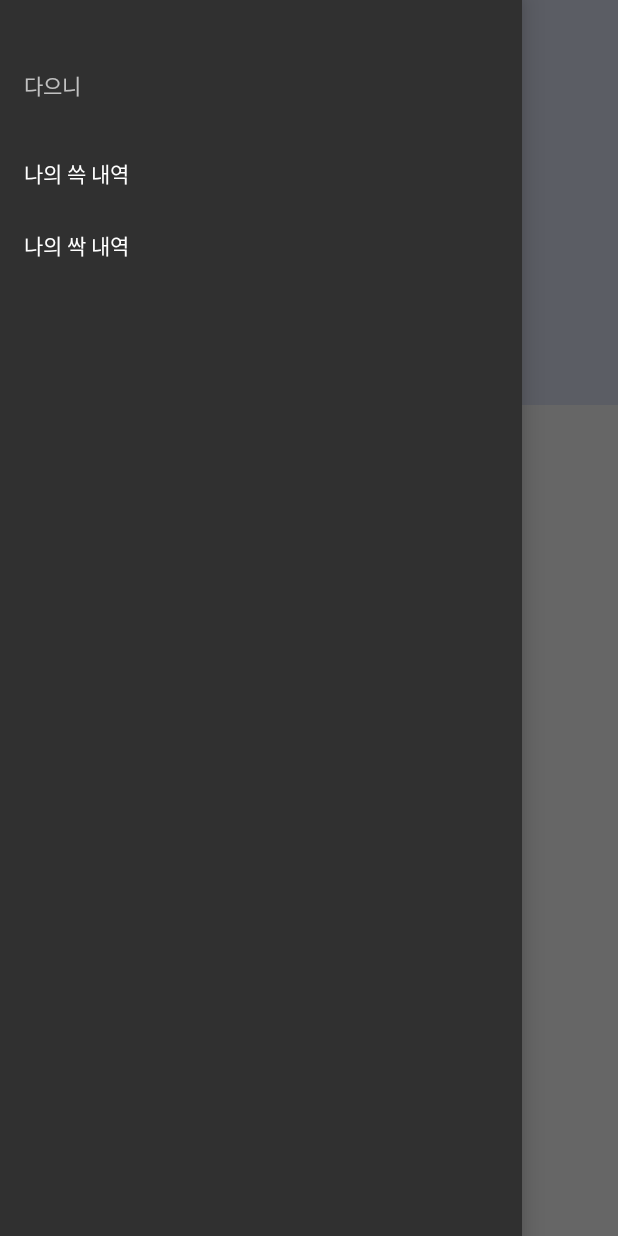
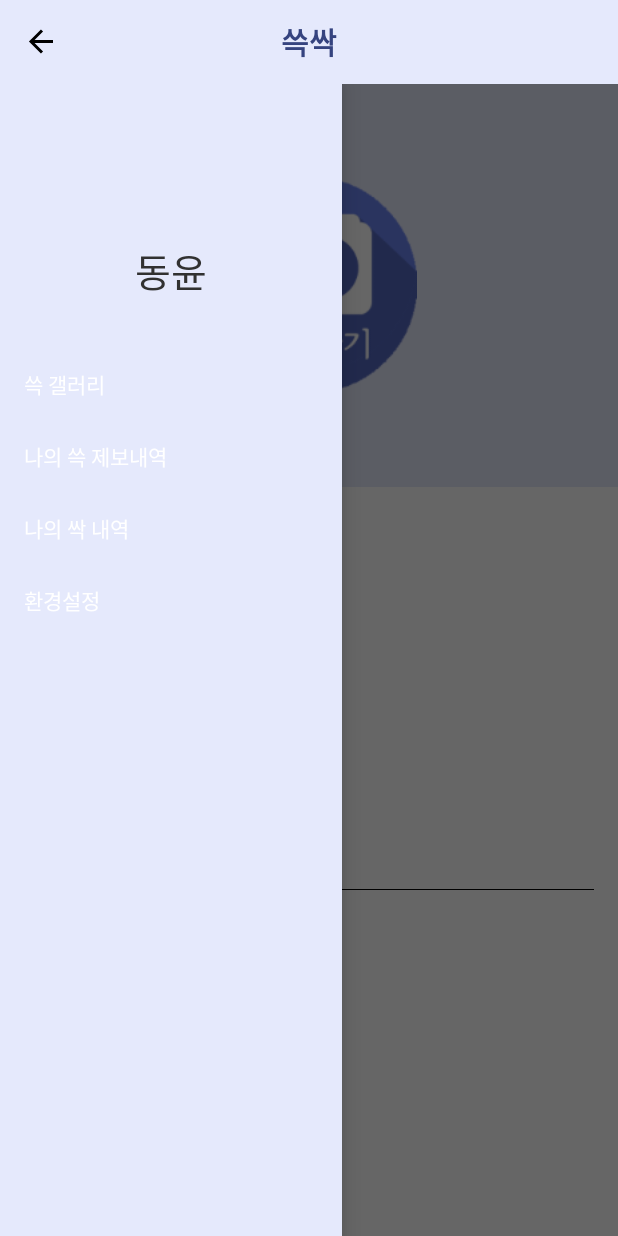
Before and after one commit to Daeeuni/SsgProject, an Android app: the screen it shows after launch (MainActivity), with the side drawer open, on a phone screen of 412 x 824 dp. Run offline under Robolectric (Android 15) with nearby library versions, the phone set to English and light mode, and no system bars; libraries missing offline, so code that uses them is left out: jp.wasabeef.glide; pictures from the network do not load; 3 statements that could not run were skipped.

Commit message:
해상도에 따른 ui 최적화 ( 완료 아님 )

```diff
--- a/app/build.gradle
+++ b/app/build.gradle
@@ -6,7 +6,7 @@ android {
 
     defaultConfig {
         applicationId "com.seoulapp.ssg"
-        minSdkVersion 9
+        minSdkVersion 11
         targetSdkVersion 23
         versionCode 1
         versionName "1.0"
@@ -29,4 +29,6 @@ dependencies {
     compile 'com.android.support:support-v4:24.2.1'
     compile 'com.android.support:appcompat-v7:24.2.1'
     compile 'com.android.support:design:24.2.1'
+    compile 'com.github.bumptech.glide:glide:3.7.0'
+    compile 'jp.wasabeef:glide-transformations:2.0.1'
 }
--- a/app/src/main/AndroidManifest.xml
+++ b/app/src/main/AndroidManifest.xml
@@ -1,7 +1,6 @@
 <?xml version="1.0" encoding="utf-8"?>
 <manifest xmlns:android="http://schemas.android.com/apk/res/android"
     package="com.seoulapp.ssg">
-
 
     <uses-permission android:name="android.permission.INTERNET" />
 
@@ -11,7 +10,9 @@
         android:label="@string/app_name"
         android:supportsRtl="true"
         android:theme="@style/AppTheme">
-        <activity android:name=".ui.activity.MainActivity" android:label="@string/app_name">
+        <activity
+            android:name=".ui.activity.MainActivity"
+            android:label="">
             <intent-filter>
                 <action android:name="android.intent.action.MAIN" />
 
--- a/app/src/main/java/com/seoulapp/ssg/api/SSGApiService.java
+++ b/app/src/main/java/com/seoulapp/ssg/api/SSGApiService.java
@@ -4,6 +4,7 @@ import com.seoulapp.ssg.model.Model;
 
 import retrofit2.Call;
 import retrofit2.http.GET;
+import retrofit2.http.Query;
 
 /**
  * Created by win7-64 on 2016-09-10.
@@ -14,4 +15,7 @@ public interface SsgApiService {
 
     @GET("maindata")
     Call<Model> getMainViewData();
+
+    @GET("gallery")
+    Call<Model> getSsgGallery(@Query("page") int page);
 }
--- a/app/src/main/java/com/seoulapp/ssg/api/VolunteerApiService.java
+++ b/app/src/main/java/com/seoulapp/ssg/api/VolunteerApiService.java
@@ -15,7 +15,6 @@ public interface VolunteerApiService {
     @GET("/volunteer_list")
     Call<Model> getVolunteer_info();
 
-
     @POST("/volunteer_join")
     Call<User> joinVolunteer(@Body User user);
 
--- a/app/src/main/java/com/seoulapp/ssg/ui/activity/MainActivity.java
+++ b/app/src/main/java/com/seoulapp/ssg/ui/activity/MainActivity.java
@@ -109,7 +109,7 @@ public class MainActivity extends AppCompatActivity {
 
             @Override
             public void onFailure(Call<Model> call, Throwable t) {
-                Log.d(TAG, "onFailure: "+ t.getMessage());
+                Log.d(TAG, "onFailure: " + t.getMessage());
             }
         });
     }
--- a/app/src/main/java/com/seoulapp/ssg/ui/adapter/VolunteerPagerAdapter.java
+++ b/app/src/main/java/com/seoulapp/ssg/ui/adapter/VolunteerPagerAdapter.java
@@ -63,6 +63,7 @@ public class VolunteerPagerAdapter extends PagerAdapter {
     public void startUpdate(ViewGroup container) {
         super.startUpdate(container);
     }
+
     @Override
     public void finishUpdate(ViewGroup container) {
         super.finishUpdate(container);
--- a/app/src/main/res/layout/activity_main.xml
+++ b/app/src/main/res/layout/activity_main.xml
@@ -1,14 +1,10 @@
 <?xml version="1.0" encoding="utf-8"?>
-<android.support.v4.widget.DrawerLayout xmlns:android="http://schemas.android.com/apk/res/android"
+<LinearLayout xmlns:android="http://schemas.android.com/apk/res/android"
     xmlns:app="http://schemas.android.com/apk/res-auto"
     xmlns:tools="http://schemas.android.com/tools"
-    android:id="@+id/drawer_layout"
-    android:layout_width="match_parent"
-    android:layout_height="match_parent">
-
-    <LinearLayout
     android:layout_width="match_parent"
     android:layout_height="match_parent"
+    android:fitsSystemWindows="true"
     android:orientation="vertical">
 
     <android.support.v7.widget.Toolbar
@@ -29,20 +25,28 @@
     </android.support.v7.widget.Toolbar>
 
 
+    <android.support.v4.widget.DrawerLayout
+        android:id="@+id/drawer_layout"
+        android:layout_width="match_parent"
+        android:layout_height="match_parent">
+
+
         <include
             layout="@layout/app_bar_main"
             android:layout_width="match_parent"
             android:layout_height="match_parent" />
 
-    </LinearLayout>
-
         <android.support.design.widget.NavigationView
             android:id="@+id/navigationView"
-        android:layout_width="match_parent"
+            android:layout_width="228dp"
             android:layout_height="match_parent"
             android:layout_gravity="start"
+            android:background="@color/colorPrimary"
             android:fitsSystemWindows="true"
             app:headerLayout="@layout/nav_header_main"
             app:menu="@menu/activity_main_drawer" />
 
     </android.support.v4.widget.DrawerLayout>
+
+
+</LinearLayout>
--- a/app/src/main/res/layout/activity_volunteer.xml
+++ b/app/src/main/res/layout/activity_volunteer.xml
@@ -54,5 +54,4 @@
 
     </ScrollView>
 
-
 </LinearLayout>
--- a/app/src/main/res/layout/nav_header_main.xml
+++ b/app/src/main/res/layout/nav_header_main.xml
@@ -1,17 +1,16 @@
 <?xml version="1.0" encoding="utf-8"?>
-<LinearLayout xmlns:android="http://schemas.android.com/apk/res/android"
+<FrameLayout xmlns:android="http://schemas.android.com/apk/res/android"
     android:layout_width="match_parent"
-    android:layout_height="match_parent"
-    android:orientation="vertical"
-    android:paddingBottom="@dimen/activity_vertical_margin"
-    android:paddingLeft="@dimen/activity_horizontal_margin"
-    android:paddingRight="@dimen/activity_horizontal_margin"
-    android:paddingTop="@dimen/activity_vertical_margin">
+    android:layout_height="168dp"
+    android:background="@color/colorPrimary"
+    android:paddingBottom="24dp">
 
     <TextView
         android:id="@+id/tv_user_name"
-        android:layout_width="match_parent"
+        android:layout_width="wrap_content"
         android:layout_height="wrap_content"
-        android:paddingTop="@dimen/nav_header_vertical_spacing"
-        android:text="다으니" />
-</LinearLayout>
+        android:textColor="@color/drawer_body_text_1"
+        android:text="동윤"
+        android:textSize="26dp"
+        android:layout_gravity="bottom|center_horizontal" />
+</FrameLayout>
--- a/app/src/main/res/menu/activity_main_drawer.xml
+++ b/app/src/main/res/menu/activity_main_drawer.xml
@@ -2,6 +2,10 @@
 <menu xmlns:android="http://schemas.android.com/apk/res/android">
 
     <group android:checkableBehavior="single">
+        <item
+            android:id="@+id/nav_ssg_gallery"
+            android:title="@string/nav_ssg_gallery"/>
+
         <item
             android:id="@+id/nav_ssg_history"
             android:title="@string/nav_ssg_history" />
@@ -10,6 +14,10 @@
             android:id="@+id/nav_sak_history"
             android:title="@string/nav_sak_history" />
 
+        <item
+            android:id="@+id/nav_setting"
+            android:title="@string/nav_app_setting"/>
+
     </group>
 
 </menu>
--- a/app/src/main/res/values/colors.xml
+++ b/app/src/main/res/values/colors.xml
@@ -8,4 +8,6 @@
     <!-- App Primaray TextColors -->
     <color name="app_body_text_1">#35437F</color>
 
+    <color name="drawer_body_text_1">#313131</color>
+
 </resources>
--- a/app/src/main/res/values/dimens.xml
+++ b/app/src/main/res/values/dimens.xml
@@ -4,5 +4,4 @@
     <dimen name="activity_vertical_margin">16dp</dimen>
     <dimen name="nav_header_vertical_spacing">30dp</dimen>
 
-
 </resources>
--- a/app/src/main/res/values/strings.xml
+++ b/app/src/main/res/values/strings.xml
@@ -1,7 +1,9 @@
 <resources>
     <string name="app_name">쓱싹</string>
-    <string name="nav_ssg_history">나의 쓱 내역</string>
+    <string name="nav_ssg_gallery">쓱 갤러리</string>
+    <string name="nav_ssg_history">나의 쓱 제보내역</string>
     <string name="nav_sak_history">나의 싹 내역</string>
+    <string name="nav_app_setting">환경설정</string>
     <string name="openDrawer">open</string>
     <string name="closeDrawer">close</string>
 </resources>
```
Also changed, not shown: app/src/main/java/com/seoulapp/ssg/api/UserService.java (added, +23 -0 lines), app/src/main/java/com/seoulapp/ssg/ui/adapter/VolunteerRecyclerAdapter.java (+18 -6 lines), app/src/main/res/layout/app_bar_main.xml (+10 -7 lines), app/src/main/res/layout/item_ssac_tip.xml (+4 -4 lines), app/src/main/res/layout/item_volunteer_main.xml (renamed from app/src/main/res/layout/item_vollunteer_main.xml, +7 -5 lines). Lines whose indentation alone changed are shown as unchanged.
